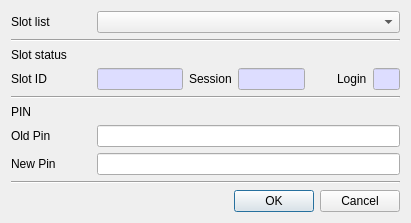
Above: CryptokiMan/set_pin_dlg.ui from jykim74/CryptokiMan before the change. Below: the same form after it.
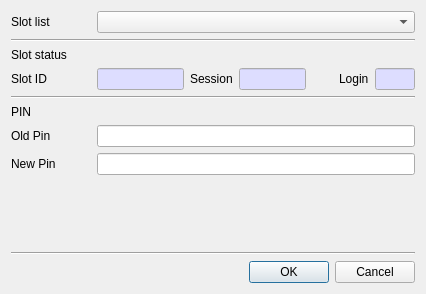
That is the form after the change.

```diff
--- a/CryptokiMan/set_pin_dlg.ui
+++ b/CryptokiMan/set_pin_dlg.ui
@@ -6,8 +6,8 @@
    <rect>
     <x>0</x>
     <y>0</y>
-    <width>411</width>
-    <height>220</height>
+    <width>426</width>
+    <height>294</height>
    </rect>
   </property>
   <property name="windowTitle">
@@ -177,6 +177,12 @@
      </item>
      <item row="0" column="6">
       <widget class="QLineEdit" name="mLoginText">
+       <property name="minimumSize">
+        <size>
+         <width>40</width>
+         <height>0</height>
+        </size>
+       </property>
        <property name="maximumSize">
         <size>
          <width>40</width>
```
